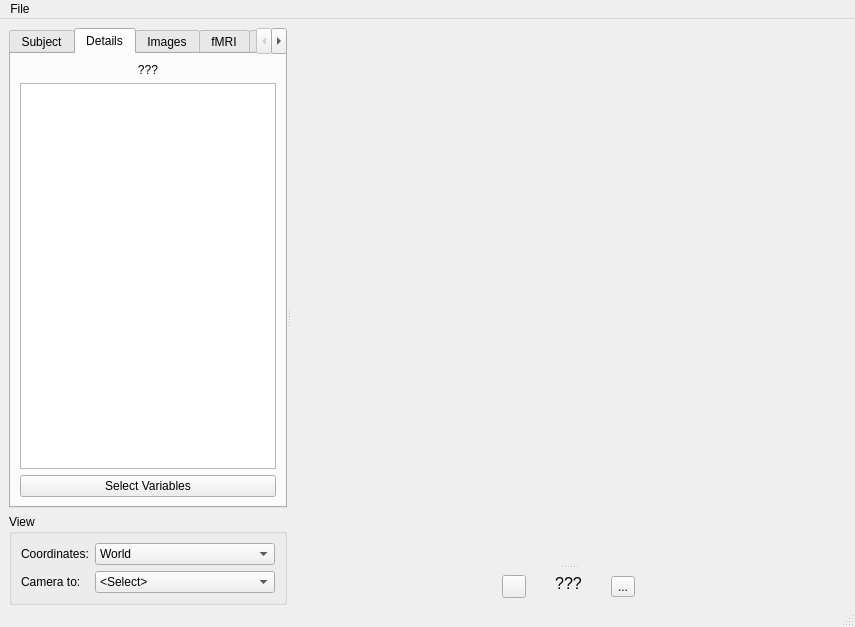
Old version of the form braviz/interaction/qt_guis/subject_overview.ui in the repository diego0020/braviz-app.
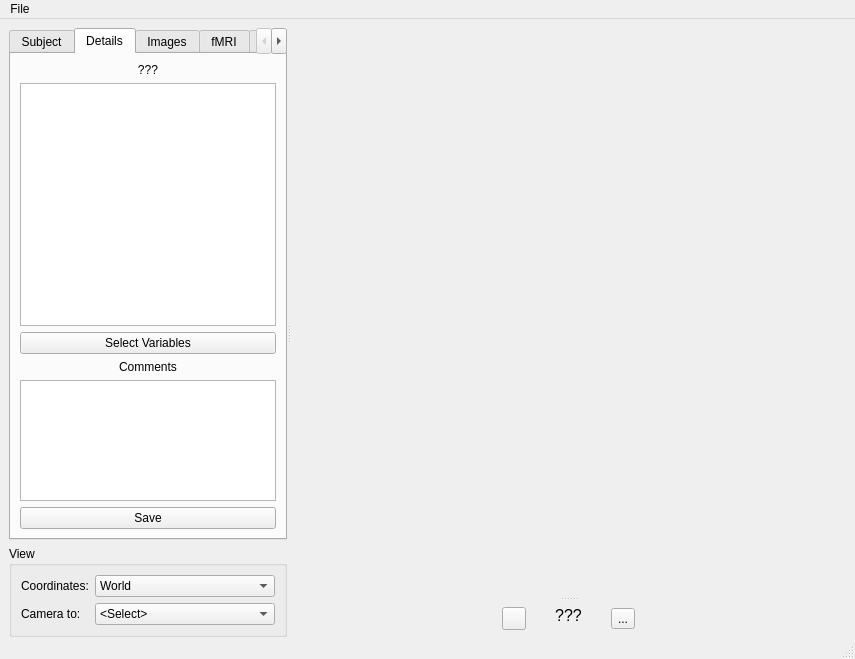
New version of the form. The open tabs and pages were chosen to show the change. Icons and pictures are not drawn.

Commit message:
- created comments database - added comments to subject overview application
closing #19

Patch:
```diff
--- a/braviz/interaction/qt_guis/subject_overview.ui
+++ b/braviz/interaction/qt_guis/subject_overview.ui
@@ -7,7 +7,7 @@
     <x>0</x>
     <y>0</y>
     <width>855</width>
-    <height>627</height>
+    <height>659</height>
    </rect>
   </property>
   <property name="windowTitle">
@@ -130,7 +130,7 @@
            <attribute name="toolTip">
             <string>View all details from the subject</string>
            </attribute>
-           <layout class="QVBoxLayout" name="verticalLayout_5">
+           <layout class="QVBoxLayout" name="verticalLayout_5" stretch="0,2,0,0,1,0">
             <item>
              <widget class="QLabel" name="subject_id2">
               <property name="text">
@@ -188,6 +188,26 @@
               </property>
              </widget>
             </item>
+            <item>
+             <widget class="QLabel" name="comments">
+              <property name="text">
+               <string>Comments</string>
+              </property>
+              <property name="alignment">
+               <set>Qt::AlignCenter</set>
+              </property>
+             </widget>
+            </item>
+            <item>
+             <widget class="QPlainTextEdit" name="comments_box"/>
+            </item>
+            <item>
+             <widget class="QPushButton" name="comments_save">
+              <property name="text">
+               <string>Save</string>
+              </property>
+             </widget>
+            </item>
            </layout>
           </widget>
           <widget class="QWidget" name="image_tab">
```
Left out of the diff: 70 changed lines with no effect on the pictures. The commit also changes 4 other files.
